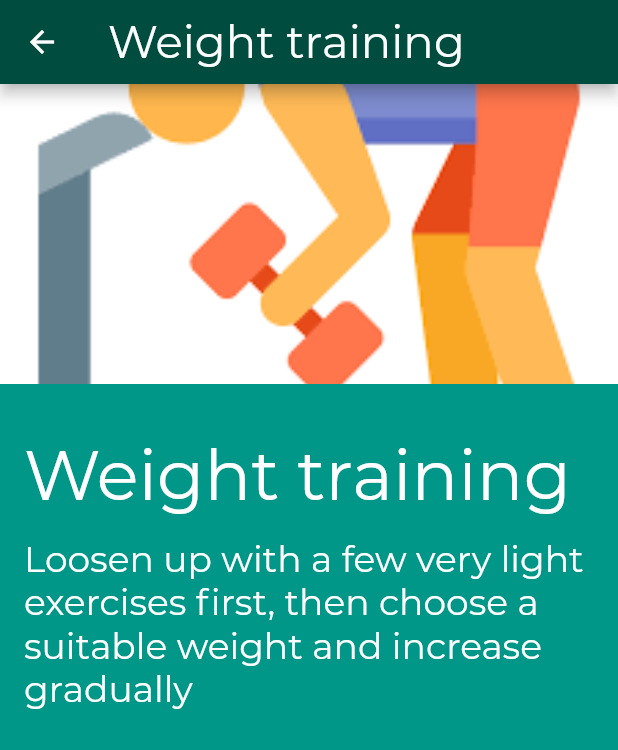
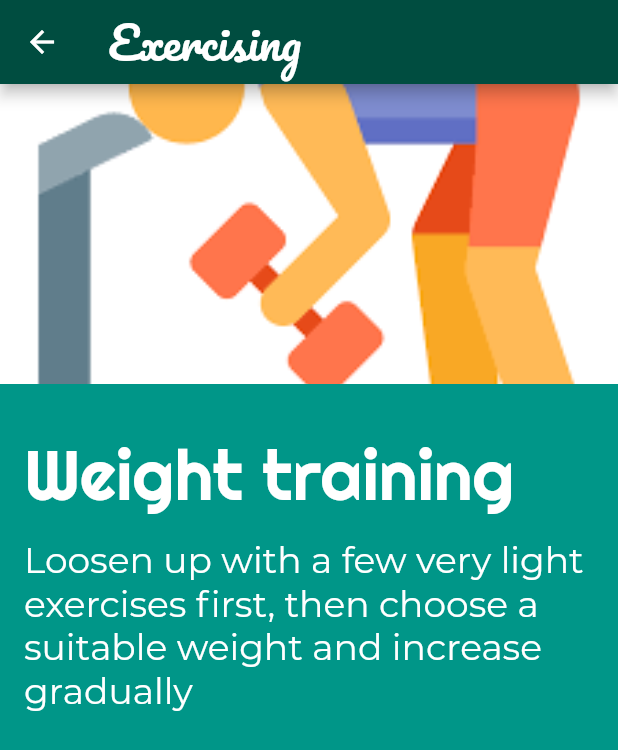
Before and after one commit to maegatro/Happy_Home_Hub, a Flutter app: the screen it shows after launch, after a tap on "Exercising", on a phone screen of 412 x 824 dp. Shown: the top 750 px of the screen. Run offline on Flutter 3.47's test engine with Material 2 defaults, Android fonts, the phone set to English and light mode, and no system bars.

Commit message:
polished ui

```diff
--- a/lib/app.dart
+++ b/lib/app.dart
@@ -14,6 +14,7 @@ class App extends StatelessWidget {
     return MaterialApp(
       onGenerateRoute: _routes(),
       theme: _theme(),
+      debugShowCheckedModeBanner: false
     );
   }
 
--- a/lib/models/location.dart
+++ b/lib/models/location.dart
@@ -39,25 +39,25 @@ class Location {
         // LocationFact('How to Get There',
         //     'Kyoto airport, with several terminals, is located 16 kilometres south of the city and is also known as Kyoto. Kyoto can also be reached by transport links from other regional airports.'),
       ]),
-      Location(6, 'Knitting', 'assets/images/knitting.png', [
+      Location(6, 'Learning', 'assets/images/knitting.png', [
         LocationFact('Knitting',
             'Follow a Youtube tutorial to practice simple knitting partterns'),
         // LocationFact('How to Get There',
         //     'Kyoto airport, with several terminals, is located 16 kilometres south of the city and is also known as Kyoto. Kyoto can also be reached by transport links from other regional airports.'),
       ]),
-      Location(7, 'Stretching', 'assets/images/stretching.png', [
+      Location(7, 'Exercising', 'assets/images/stretching.png', [
         LocationFact('Stretching',
             'Start with your muscle in a slightly lengthened position. Gently lean into a stretch. Relax and repeat.'),
         // LocationFact('How to Get There',
         //     'Kyoto airport, with several terminals, is located 16 kilometres south of the city and is also known as Kyoto. Kyoto can also be reached by transport links from other regional airports.'),
       ]),
-      Location(8, 'Weight training', 'assets/images/weight-training.png', [
+      Location(8, 'Exercising', 'assets/images/weight-training.png', [
         LocationFact('Weight training',
             'Loosen up with a few very light exercises first, then choose a suitable weight and increase gradually'),
         // LocationFact('How to Get There',
         //     'Kyoto airport, with several terminals, is located 16 kilometres south of the city and is also known as Kyoto. Kyoto can also be reached by transport links from other regional airports.'),
       ]),
-      Location(9, 'Dancing', 'assets/images/dancing.png', [
+      Location(9, 'Exercising', 'assets/images/dancing.png', [
         LocationFact('Dancing',
             'Play your favorite music and move your body! Or follow a dance tutorial on Youtube'),
         // LocationFact('How to Get There',
--- a/lib/screens/locations/locations.dart
+++ b/lib/screens/locations/locations.dart
@@ -14,7 +14,7 @@ class Locations extends StatelessWidget {
     return Scaffold(
       backgroundColor: Colors.teal,
       appBar: AppBar(
-        title: Text('Happy Home Hub'),
+        title: Text('Happy Home Hub', style: TextStyle(fontFamily: 'Righteous')),
         backgroundColor: Colors.teal[900],
       ),
       body: SafeArea(
@@ -22,33 +22,40 @@ class Locations extends StatelessWidget {
         child: Column(
           mainAxisAlignment: MainAxisAlignment.spaceAround,
           children: <Widget>[
+          CircleAvatar(
+            radius: 120.0,
+            backgroundImage: AssetImage('assets/images/happy.png'),
+            backgroundColor: Colors.teal,
+          ),
+          Text('How do you feel today?', style: TextStyle(fontFamily: 'Righteous')),
           GestureDetector(
               onTap: () => _onLocationTap(context, Random().nextInt(3) + 1) ,
               child: Container(
-                width: 348.0,
-              height: 80.0,
+                width: 300.0,
+                height: 115.0,
                 color: Colors.teal[800],
-                child: Text("Relax", textAlign: TextAlign.center,
-                              style: TextStyle(fontSize: 60, color: Colors.white, fontWeight: FontWeight.bold,),
+                child:
+                  Text("Relax", textAlign: TextAlign.center,
+                              style: TextStyle(fontSize: 60, color: Colors.white, fontWeight: FontWeight.bold, fontFamily: 'Pacifico'),
                 ),
               ),
             ),
           GestureDetector(
             onTap: () => _onLocationTap(context, next(4, 7)) ,
             child: Container(
-              width: 348.0,
-              height: 80.0,
+              width: 300.0,
+              height: 115.0,
               color: Colors.teal[800],
-              child: Text("Learning", textAlign: TextAlign.center, style: TextStyle(fontSize: 60, color: Colors.white, fontWeight: FontWeight.bold,),),
+              child: Text("Learning", textAlign: TextAlign.center, style: TextStyle(fontSize: 60, color: Colors.white, fontWeight: FontWeight.bold, fontFamily: 'Pacifico'),),
             ),
           ),
           GestureDetector(
             onTap: () => _onLocationTap(context, next(7, 10)) ,
               child: Container(
-              width: 348.0,
-              height: 80.0,
+              width: 300.0,
+              height: 115.0,
               color: Colors.teal[800],
-              child: Text("Exercising", textAlign: TextAlign.center, style: TextStyle(fontSize: 60, color: Colors.white, fontWeight: FontWeight.bold,),),
+              child: Text("Exercising", textAlign: TextAlign.center, style: TextStyle(fontSize: 60, color: Colors.white, fontWeight: FontWeight.bold, fontFamily: 'Pacifico'),),
             ),          )
         ],),
         )
--- a/lib/style.dart
+++ b/lib/style.dart
@@ -7,14 +7,14 @@ const BodyTextSize = 24.0;
 const String FontNameDefault = 'Montserrat';
 
 const AppBarTextStyle = TextStyle(
-  fontFamily: FontNameDefault,
+  fontFamily: 'Pacifico',
   fontWeight: FontWeight.w300,
   fontSize: MediumTextSize,
   color: Colors.white,
 );
 
 const TitleTextStyle = TextStyle(
-  fontFamily: FontNameDefault,
+  fontFamily: 'Righteous',
   fontWeight: FontWeight.w300,
   fontSize: LargeTextSize,
   color: Colors.white,
```
Also changed, not shown: pubspec.yaml (+7 -0 lines), assets/fonts/Pacifico-Regular.ttf (added), assets/fonts/Righteous-Regular.ttf (added), assets/images/happy.png (added), lib/screens/location_detail/location_detail.dart (line endings or trailing spaces).
